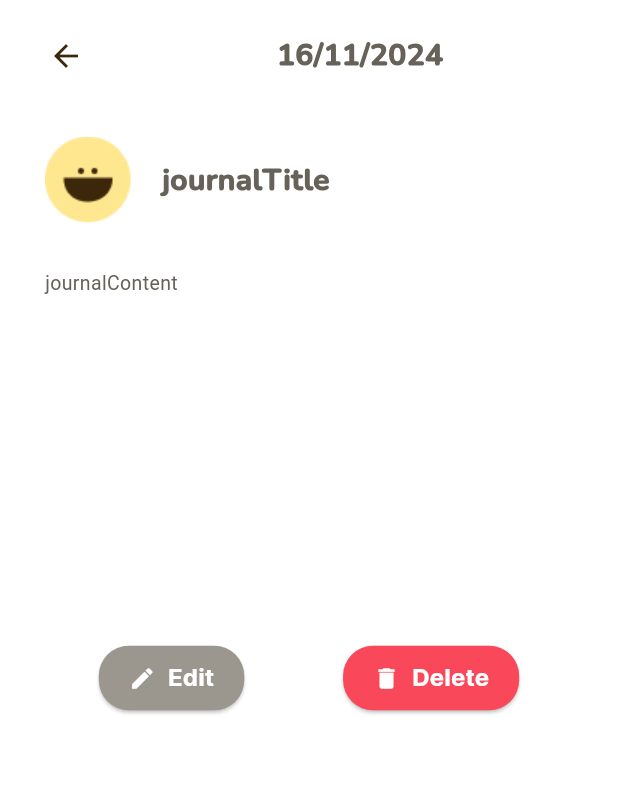
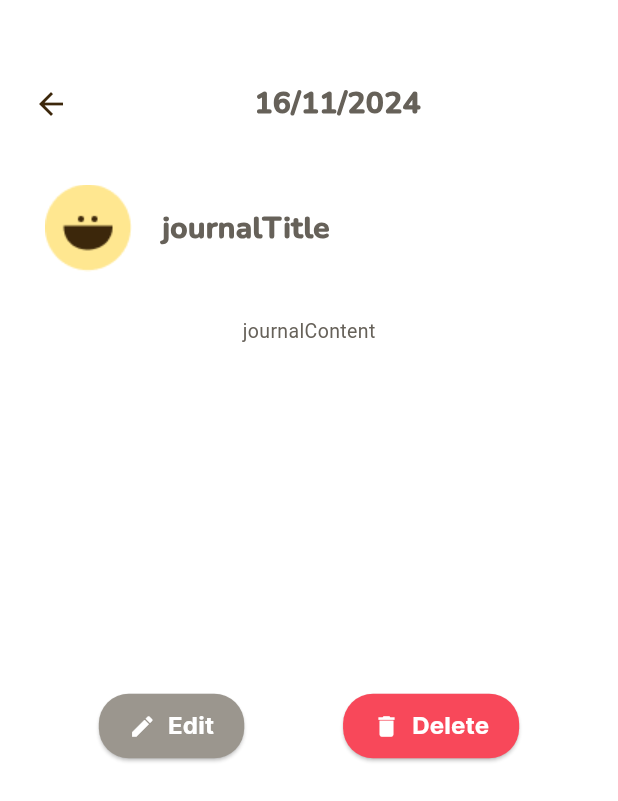
Before and after one commit to kayjirat/JodJai, a Flutter app: the screen it shows after launch, after a tap on the "chevron right" icon, on a phone screen of 412 x 824 dp. Shown: the top 801 px of the screen. Run offline on Flutter 3.47's test engine with Material 3 defaults, Android fonts, the phone set to English and light mode, and no system bars; our stand-ins replace get.

Commit message:
[EDIT] some fonts and padding

```diff
--- a/jodjai/lib/pages/journal_detail.dart
+++ b/jodjai/lib/pages/journal_detail.dart
@@ -99,10 +99,10 @@ class _JournalDetailPageState extends State<JournalDetailPage> {
       backgroundColor: Colors.white,
       body: SingleChildScrollView(
         child: Column(
-          crossAxisAlignment: CrossAxisAlignment.start,
           children: [
             Padding(
-              padding: const EdgeInsets.only(left: 20.0, top: 13),
+              padding: const EdgeInsets.only(
+                  top: 45.0, left: 10.0, right: 20.0),
               child: Row(
                 children: [
                   IconButton(
--- a/jodjai/lib/pages/journal_list_page.dart
+++ b/jodjai/lib/pages/journal_list_page.dart
@@ -26,7 +26,7 @@ class _JournalListPageState extends State<JournalListPage> {
                 style: TextStyle(
                   fontFamily: 'Nunito',
                   fontWeight: FontWeight.w900,
-                  fontSize: 24,
+                  fontSize: 33,
                   color: Color(0xFF666159),
                 ),
               ),
```
